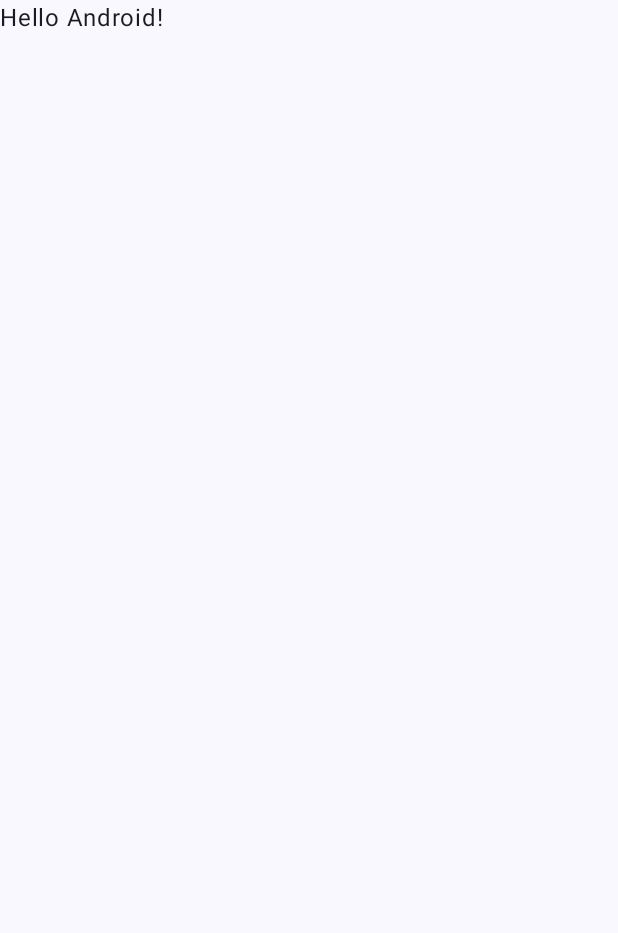
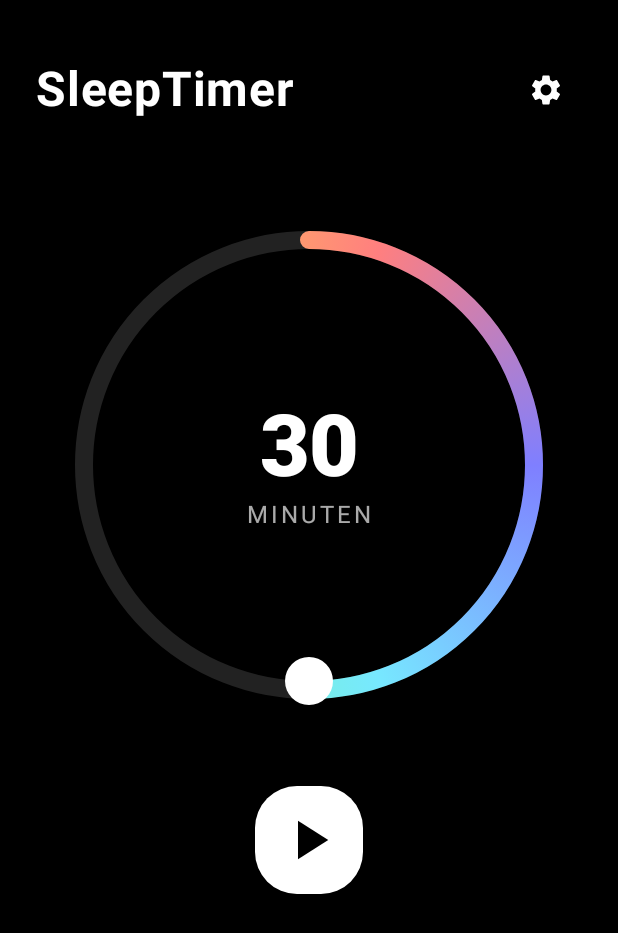
Before and after one commit to RicoStein/Snoozely, an Android app built with Jetpack Compose: the screen it shows after launch (MainActivity), on a phone screen of 412 x 824 dp. Before the commit the part shown is almost empty. Shown: the top 933 px of the screen. Run offline under Robolectric (Android 15) with nearby library versions, the phone set to English and light mode, and no system bars.

Commit message:
WheelySlider

```diff
--- a/app/build.gradle.kts
+++ b/app/build.gradle.kts
@@ -56,4 +56,5 @@ dependencies {
     androidTestImplementation(libs.androidx.ui.test.junit4)
     debugImplementation(libs.androidx.ui.tooling)
     debugImplementation(libs.androidx.ui.test.manifest)
+    implementation("androidx.compose.material:material-icons-extended:1.6.7")
 }
--- a/app/src/main/java/com/tigonic/snoozely/MainActivity.kt
+++ b/app/src/main/java/com/tigonic/snoozely/MainActivity.kt
@@ -5,12 +5,10 @@ import androidx.activity.ComponentActivity
 import androidx.activity.compose.setContent
 import androidx.activity.enableEdgeToEdge
 import androidx.compose.foundation.layout.fillMaxSize
-import androidx.compose.foundation.layout.padding
 import androidx.compose.material3.Scaffold
-import androidx.compose.material3.Text
-import androidx.compose.runtime.Composable
+import androidx.compose.runtime.*
 import androidx.compose.ui.Modifier
-import androidx.compose.ui.tooling.preview.Preview
+import com.tigonic.snoozely.ui.screens.HomeScreen
 import com.tigonic.snoozely.ui.theme.SnoozelyTheme
 
 class MainActivity : ComponentActivity() {
@@ -19,29 +17,18 @@ class MainActivity : ComponentActivity() {
         enableEdgeToEdge()
         setContent {
             SnoozelyTheme {
+                // Scaffold für Statusbar/Insets, falls gewünscht
                 Scaffold(modifier = Modifier.fillMaxSize()) { innerPadding ->
-                    Greeting(
-                        name = "Android",
-                        modifier = Modifier.padding(innerPadding)
+                    // HomeScreen mit State und Dummy-Aktionen
+                    var isPlaying by remember { mutableStateOf(false) }
+
+                    HomeScreen(
+                        onSettingsClick = { /* TODO: Öffne Einstellungen */ },
+                        onPlayPauseClick = { isPlaying = !isPlaying },
+                        isPlaying = isPlaying
                     )
                 }
             }
         }
     }
 }
-
-@Composable
-fun Greeting(name: String, modifier: Modifier = Modifier) {
-    Text(
-        text = "Hello $name!",
-        modifier = modifier
-    )
-}
-
-@Preview(showBackground = true)
-@Composable
-fun GreetingPreview() {
-    SnoozelyTheme {
-        Greeting("Android")
-    }
-}
--- /dev/null
+++ b/app/src/main/java/com/tigonic/snoozely/ui/components/WheelSlider.kt
@@ -0,0 +1,173 @@
+package com.tigonic.snoozely.ui.components
+
+import androidx.compose.foundation.Canvas
+import androidx.compose.foundation.gestures.detectDragGestures
+import androidx.compose.foundation.layout.Box
+import androidx.compose.foundation.layout.Column
+import androidx.compose.foundation.layout.size
+import androidx.compose.material3.MaterialTheme
+import androidx.compose.material3.Text
+import androidx.compose.runtime.*
+import androidx.compose.ui.Alignment
+import androidx.compose.ui.Modifier
+import androidx.compose.ui.geometry.Offset
+import androidx.compose.ui.graphics.Brush
+import androidx.compose.ui.graphics.Color
+import androidx.compose.ui.graphics.StrokeCap
+import androidx.compose.ui.graphics.drawscope.Stroke
+import androidx.compose.ui.input.pointer.PointerInputChange
+import androidx.compose.ui.input.pointer.pointerInput
+import androidx.compose.ui.text.font.FontWeight
+import androidx.compose.ui.unit.dp
+import androidx.compose.ui.unit.sp
+import kotlin.math.*
+
+@Composable
+fun WheelSlider(
+    value: Int,
+    onValueChange: (Int) -> Unit,
+    modifier: Modifier = Modifier,
+    minValue: Int = 0,
+    maxValue: Int = 600,
+    stepsPerCircle: Int = 60
+) {
+    val size = 300.dp
+    val stroke = 12.dp
+
+    // Interne States für Umdrehungen und Winkel im Kreis
+    var rounds by remember { mutableStateOf(value / stepsPerCircle) }
+    var angleInCircle by remember { mutableStateOf((value % stepsPerCircle) * 360f / stepsPerCircle) }
+    var lastAngle by remember { mutableStateOf<Float?>(null) }
+
+    fun calcValue(rounds: Int, angle: Float): Int {
+        val minutesInCircle = ((angle / 360f) * stepsPerCircle).roundToInt()
+        return (rounds * stepsPerCircle + minutesInCircle).coerceIn(minValue, maxValue)
+    }
+
+    Box(
+        contentAlignment = Alignment.Center,
+        modifier = modifier
+    ) {
+        Canvas(
+            modifier = Modifier
+                .size(size)
+                .pointerInput(Unit) {
+                    detectDragGestures(
+                        onDragStart = { offset ->
+                            val center = this.size.width / 2f
+                            val x = offset.x - center
+                            val y = offset.y - center
+                            val angle = ((Math.toDegrees(atan2(y.toDouble(), x.toDouble())) + 450) % 360).toFloat()
+                            lastAngle = angle
+                        },
+                        onDrag = { change: PointerInputChange, _: Offset ->
+                            val center = this.size.width / 2f
+                            val x = change.position.x - center
+                            val y = change.position.y - center
+                            val angle = ((Math.toDegrees(atan2(y.toDouble(), x.toDouble())) + 450) % 360).toFloat()
+
+                            lastAngle?.let { prevAngle ->
+                                var delta = angle - prevAngle
+                                if (delta > 180f) delta -= 360f
+                                if (delta < -180f) delta += 360f
+
+                                var newAngle = angleInCircle + delta
+                                var newRounds = rounds
+
+                                if (newAngle >= 360f) {
+                                    newAngle -= 360f
+                                    newRounds++
+                                } else if (newAngle < 0f) {
+                                    if (newRounds > 0) {
+                                        newAngle += 360f
+                                        newRounds--
+                                    } else {
+                                        newAngle = 0f
+                                        // **Hier die Lösung:** Drag-Startpunkt auf aktuellen Winkel setzen
+                                        lastAngle = angle
+                                        // Sofort Wert setzen und abbrechen (damit alles synchron bleibt)
+                                        val newValue = calcValue(newRounds, newAngle)
+                                        onValueChange(newValue)
+                                        return@detectDragGestures
+                                    }
+                                }
+
+                                val newValue = calcValue(newRounds, newAngle)
+                                onValueChange(newValue)
+                                angleInCircle = newAngle
+                                rounds = newRounds
+                                lastAngle = angle
+                            }
+                        },
+                        onDragEnd = {
+                            lastAngle = null
+                        },
+                        onDragCancel = {
+                            lastAngle = null
+                        }
+                    )
+                }
+        ) {
+            // Hintergrund-Kreis
+            drawCircle(
+                color = Color(0xFF222222),
+                style = Stroke(width = stroke.toPx())
+            )
+            // Fortschritts-Bogen (fortlaufender Verlauf)
+            val valueForSweep = calcValue(rounds, angleInCircle)
+            if (valueForSweep > 0) {
+                val sweep = (valueForSweep * 360f / stepsPerCircle)
+                drawArc(
+                    brush = Brush.sweepGradient(
+                        listOf(
+                            Color(0xFF7F7FFF),
+                            Color(0xFF77E8FF),
+                            Color(0xFF77FFA2),
+                            Color(0xFFFFD84C),
+                            Color(0xFFFF7F7F),
+                            Color(0xFF7F7FFF)
+                        )
+                    ),
+                    startAngle = -90f,
+                    sweepAngle = sweep,
+                    useCenter = false,
+                    style = Stroke(width = stroke.toPx(), cap = StrokeCap.Round)
+                )
+            }
+            // Handle-Position immer sichtbar (auch bei 0 Minuten, dann oben)
+            val sweep = (valueForSweep * 360f / stepsPerCircle)
+            val radians = Math.toRadians((sweep - 90f).toDouble())
+            val radius = (size.toPx() - stroke.toPx()) / 2
+            val center = Offset(this.size.width / 2, this.size.height / 2)
+            val handleCenter = Offset(
+                x = (center.x + cos(radians) * radius).toFloat(),
+                y = (center.y + sin(radians) * radius).toFloat()
+            )
+            drawCircle(
+                color = Color.White,
+                radius = 16.dp.toPx(),
+                center = handleCenter
+            )
+        }
+
+        // Minutenanzeige in der Mitte
+        Column(
+            horizontalAlignment = Alignment.CenterHorizontally
+        ) {
+            val valueForText = calcValue(rounds, angleInCircle)
+            Text(
+                text = valueForText.toString(),
+                fontWeight = FontWeight.ExtraBold,
+                style = MaterialTheme.typography.displayLarge,
+                color = Color.White
+            )
+            Text(
+                text = "MINUTEN",
+                fontWeight = FontWeight.Normal,
+                color = Color(0xAAFFFFFF),
+                style = MaterialTheme.typography.titleMedium,
+                letterSpacing = 2.sp
+            )
+        }
+    }
+}
--- /dev/null
+++ b/app/src/main/java/com/tigonic/snoozely/ui/screens/HomeScreen.kt
@@ -0,0 +1,89 @@
+package com.tigonic.snoozely.ui.screens
+
+import androidx.compose.foundation.background
+import androidx.compose.foundation.layout.*
+import androidx.compose.material.icons.Icons
+import androidx.compose.material.icons.filled.Pause
+import androidx.compose.material.icons.filled.PlayArrow
+import androidx.compose.material.icons.filled.Settings
+import androidx.compose.material3.Icon
+import androidx.compose.material3.IconButton
+import androidx.compose.material3.MaterialTheme
+import androidx.compose.material3.Text
+import androidx.compose.runtime.*
+import androidx.compose.ui.Alignment
+import androidx.compose.ui.Modifier
+import androidx.compose.ui.graphics.Color
+import androidx.compose.ui.text.font.FontWeight
+import androidx.compose.ui.unit.dp
+import com.tigonic.snoozely.ui.components.WheelSlider
+
+@Composable
+fun HomeScreen(
+    onSettingsClick: () -> Unit,
+    onPlayPauseClick: () -> Unit,
+    isPlaying: Boolean
+) {
+    var minutes by remember { mutableStateOf(30) }
+
+    Box(
+        modifier = Modifier
+            .fillMaxSize()
+            .background(Color.Black)
+    ) {
+        Column(
+            modifier = Modifier
+                .fillMaxSize()
+                .padding(top = 24.dp),
+            horizontalAlignment = Alignment.CenterHorizontally
+        ) {
+            // TopBar
+            Row(
+                modifier = Modifier
+                    .fillMaxWidth()
+                    .padding(horizontal = 24.dp, vertical = 12.dp),
+                horizontalArrangement = Arrangement.SpaceBetween,
+                verticalAlignment = Alignment.CenterVertically
+            ) {
+                Text(
+                    text = "SleepTimer",
+                    fontSize = MaterialTheme.typography.headlineLarge.fontSize,
+                    color = Color.White,
+                    fontWeight = FontWeight.Bold
+                )
+                IconButton(onClick = onSettingsClick) {
+                    Icon(
+                        imageVector = Icons.Filled.Settings,
+                        contentDescription = "Einstellungen",
+                        tint = Color.White
+                    )
+                }
+            }
+            Spacer(modifier = Modifier.height(40.dp))
+
+            // WheelSlider
+            WheelSlider(
+                value = minutes,
+                onValueChange = { minutes = it },
+                modifier = Modifier.padding(vertical = 24.dp)
+            )
+
+            Spacer(modifier = Modifier.height(40.dp))
+
+            // Play/Pause Button
+            IconButton(
+                onClick = onPlayPauseClick,
+                modifier = Modifier
+                    .size(72.dp)
+                    .background(Color.White, shape = MaterialTheme.shapes.extraLarge)
+            ) {
+                Icon(
+                    imageVector = if (isPlaying) Icons.Filled.Pause else Icons.Filled.PlayArrow,
+                    contentDescription = if (isPlaying) "Pause" else "Play",
+                    tint = Color.Black,
+                    modifier = Modifier.size(44.dp)
+                )
+            }
+        }
+    }
+}
```
